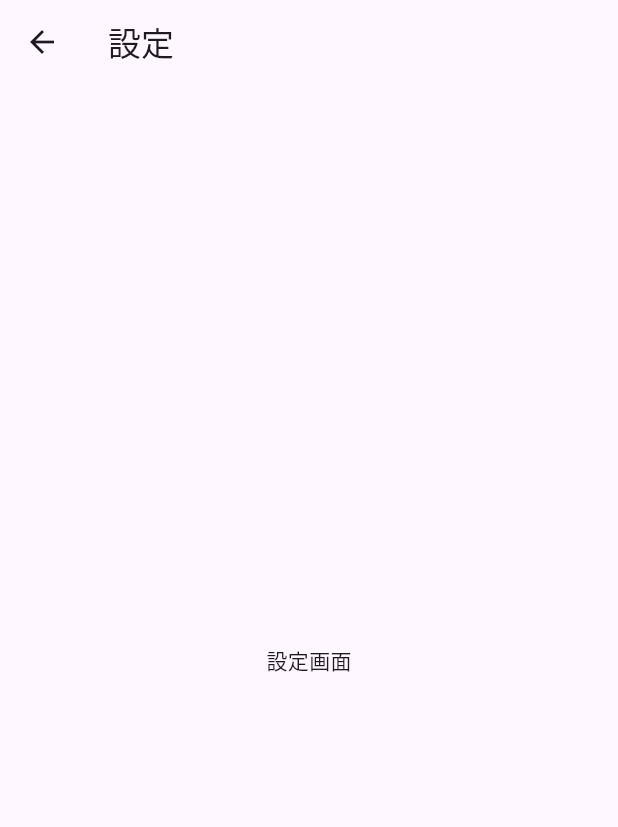
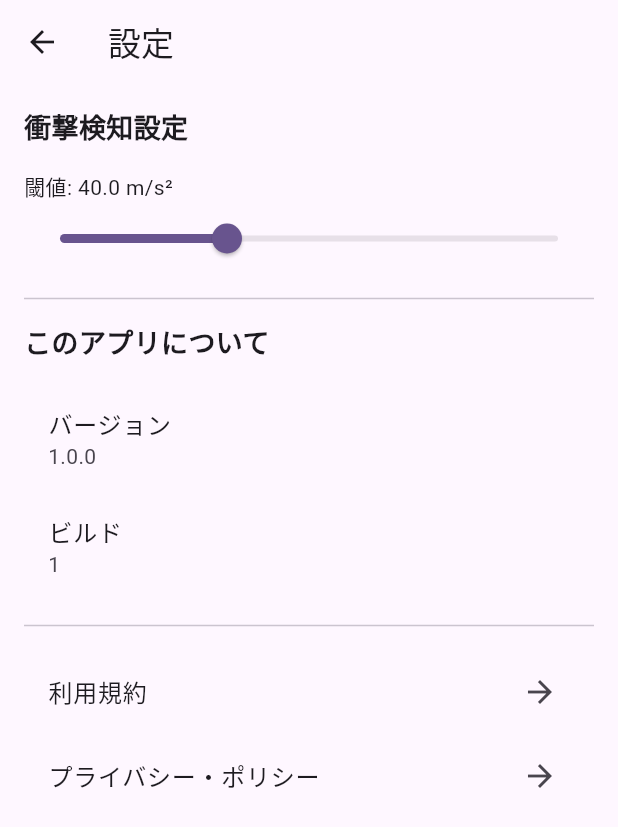
Before and after one commit to ichihara-yamato/dondameyo, a Flutter app: the screen it shows after launch, after a tap on "設定", on a phone screen of 412 x 824 dp. Shown: the top 827 px of the screen. Run offline on Flutter 3.47's test engine with Material 3 defaults, Android fonts, the phone set to English and light mode, and no system bars; our stand-ins replace audioplayers, package_info_plus, sensors_plus, shared_preferences.

Commit message:
スライダーを動かしたら即時保存するようにした

```diff
--- a/lib/main.dart
+++ b/lib/main.dart
@@ -1,9 +1,11 @@
-import 'dart:async';
-import 'dart:math';
 import 'package:flutter/material.dart';
 import 'package:flutter/foundation.dart';
 import 'package:sensors_plus/sensors_plus.dart';
 import 'package:audioplayers/audioplayers.dart';
+import 'dart:math';
+import 'dart:async';
+import 'package:shared_preferences/shared_preferences.dart';
+import 'package:package_info_plus/package_info_plus.dart';
 
 Future<void> main() async {
   WidgetsFlutterBinding.ensureInitialized();
@@ -36,10 +38,12 @@ class _HomePageState extends State<HomePage> {
   bool isMonitoring = false;
   AudioPlayer? audioPlayer;
   StreamSubscription<AccelerometerEvent>? accelerometerSubscription;
+  double threshold = 40.0;
 
   @override
   void initState() {
     super.initState();
+    _loadThreshold();
     audioPlayer = AudioPlayer();
     audioPlayer!.setAudioContext(AudioContext(
       iOS: AudioContextIOS(
@@ -55,12 +59,25 @@ class _HomePageState extends State<HomePage> {
 
       debugPrint('Acceleration: $acceleration');
 
-      if (acceleration > 40.0) {
+      if (acceleration > threshold) {
         debugPrint('Fall detected! Acceleration: $acceleration');
         audioPlayer?.play(AssetSource('warning.mp3'));
         debugPrint('Sound played');
         _showStopDialog();
       }
+    });
+  }
+
+  Future<void> _loadThreshold() async {
+    final prefs = await SharedPreferences.getInstance();
+    setState(() {
+      threshold = prefs.getDouble('threshold') ?? 40.0;
+    });
+  }
+
+  void _updateThreshold(double newThreshold) {
+    setState(() {
+      threshold = newThreshold;
     });
   }
 
@@ -147,7 +164,7 @@ class _HomePageState extends State<HomePage> {
                         backgroundImage: 'assets/button_bg2.png',
                         onTap: () => Navigator.of(context).push(
                           MaterialPageRoute(
-                            builder: (_) => const SettingsPage(),
+                            builder: (_) => SettingsPage(onThresholdChanged: _updateThreshold),
                           ),
                         ),
                       ),
@@ -244,14 +261,125 @@ class _SquarePanel extends StatelessWidget {
   }
 }
 
-class SettingsPage extends StatelessWidget {
-  const SettingsPage({super.key});
+class SettingsPage extends StatefulWidget {
+  final Function(double) onThresholdChanged;
+
+  const SettingsPage({super.key, required this.onThresholdChanged});
+
+  @override
+  State<SettingsPage> createState() => _SettingsPageState();
+}
+
+class _SettingsPageState extends State<SettingsPage> {
+  double threshold = 40.0;
+  PackageInfo? packageInfo;
+
+  @override
+  void initState() {
+    super.initState();
+    _loadThreshold();
+    _loadPackageInfo();
+  }
+
+  Future<void> _loadThreshold() async {
+    final prefs = await SharedPreferences.getInstance();
+    setState(() {
+      threshold = prefs.getDouble('threshold') ?? 40.0;
+    });
+  }
+
+  Future<void> _loadPackageInfo() async {
+    packageInfo = await PackageInfo.fromPlatform();
+    setState(() {});
+  }
 
   @override
   Widget build(BuildContext context) {
     return Scaffold(
       appBar: AppBar(title: const Text('設定')),
-      body: const Center(child: Text('設定画面')),
+      body: ListView(
+        padding: const EdgeInsets.all(16.0),
+        children: [
+          const Text(
+            '衝撃検知設定',
+            style: TextStyle(fontSize: 18, fontWeight: FontWeight.bold),
+          ),
+          const SizedBox(height: 16),
+          Text('閾値: ${threshold.toStringAsFixed(1)} m/s²'),
+          Slider(
+            value: threshold,
+            min: 10,
+            max: 100,
+            divisions: 90,
+            label: threshold.toStringAsFixed(1),
+            onChanged: (value) async {
+              setState(() {
+                threshold = value;
+              });
+              final prefs = await SharedPreferences.getInstance();
+              await prefs.setDouble('threshold', value);
+              widget.onThresholdChanged(value);
+            },
+          ),
+          const Divider(height: 32),
+          const Text(
+            'このアプリについて',
+            style: TextStyle(fontSize: 18, fontWeight: FontWeight.bold),
+          ),
+          const SizedBox(height: 16),
+          if (packageInfo != null) ...[
+            ListTile(
+              title: const Text('バージョン'),
+              subtitle: Text(packageInfo!.version),
+            ),
+            ListTile(
+              title: const Text('ビルド'),
+              subtitle: Text(packageInfo!.buildNumber),
+            ),
+          ],
+          const Divider(height: 32),
+          ListTile(
+            title: const Text('利用規約'),
+            trailing: const Icon(Icons.arrow_forward),
+            onTap: () {
+              // 利用規約を表示
+              showDialog(
+                context: context,
+                builder: (context) => AlertDialog(
+                  title: const Text('利用規約'),
+                  content: const Text('ここに利用規約の内容を記載します。'),
+                  actions: [
+                    TextButton(
+                      onPressed: () => Navigator.of(context).pop(),
+                      child: const Text('閉じる'),
+                    ),
+                  ],
+                ),
+              );
+            },
+          ),
+          ListTile(
+            title: const Text('プライバシー・ポリシー'),
+            trailing: const Icon(Icons.arrow_forward),
+            onTap: () {
+              // プライバシー・ポリシーを表示
+              showDialog(
+                context: context,
+                builder: (context) => AlertDialog(
+                  title: const Text('プライバシー・ポリシー'),
+                  content: const Text('ここにプライバシー・ポリシーの内容を記載します。'),
+                  actions: [
+                    TextButton(
+                      onPressed: () => Navigator.of(context).pop(),
+                      child: const Text('閉じる'),
+                    ),
+                  ],
+                ),
+              );
+            },
+          ),
+        ],
+      ),
     );
   }
 }
```
Also changed, not shown: pubspec.yaml (+12 -1 lines), pubspec.lock, 1 other file.
